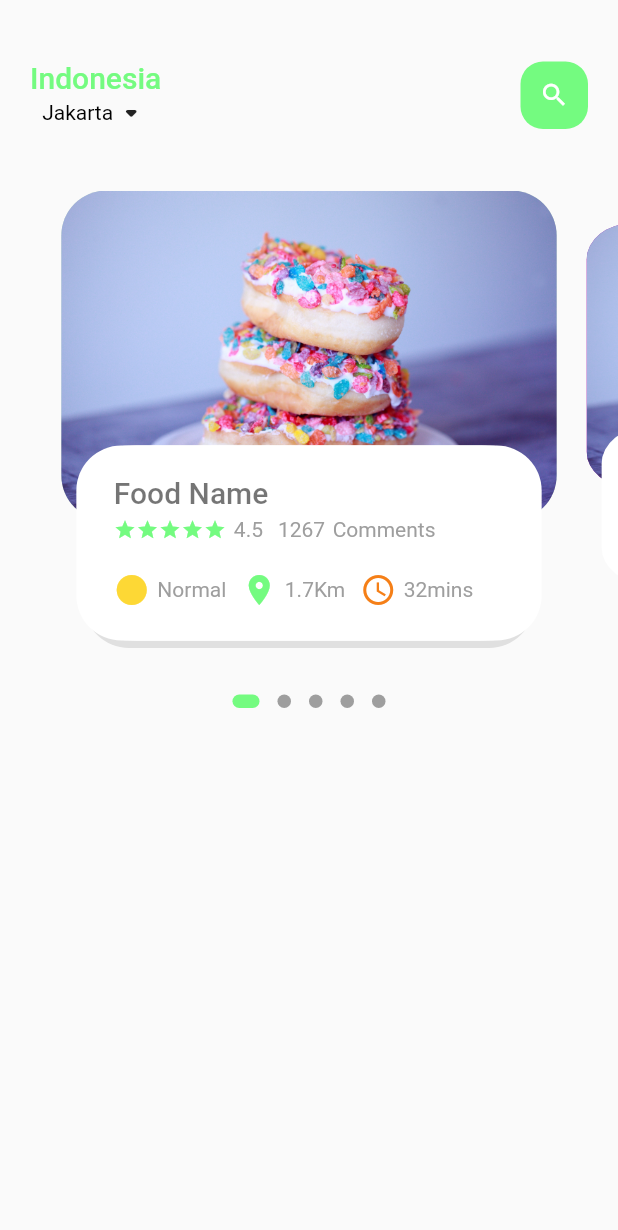
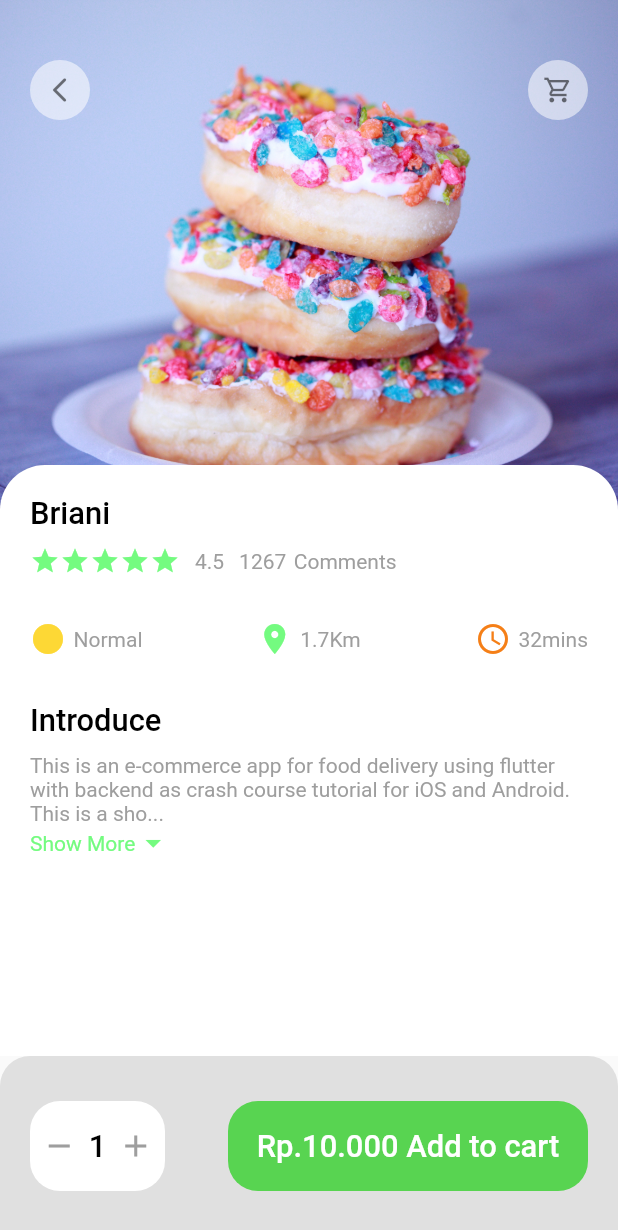
Before and after one commit to Muhammadridho100902/recipe_api, a Flutter app: the screen it shows after launch, on a phone screen of 412 x 824 dp. Shown: the top 1230 px of the screen. Run offline on Flutter 3.47's test engine with Material 2 defaults, Android fonts, the light colour scheme and no system bars; drawn by our look-alikes of dots_indicator; our stand-ins replace get.

Commit message:
Popular Food Detail

```diff
--- a/lib/main.dart
+++ b/lib/main.dart
@@ -1,5 +1,7 @@
 import 'package:flutter/material.dart';
+import 'package:get/get.dart';
 import 'package:my_recipe_api/views/Home.dart';
+import 'package:my_recipe_api/views/popularfooddetail.dart';
 
 void main() {
   runApp(const MyApp());
@@ -11,12 +13,12 @@ class MyApp extends StatelessWidget {
   // This widget is the root of your application.
   @override
   Widget build(BuildContext context) {
-    return MaterialApp(
+    return GetMaterialApp(
       title: 'Flutter Demo',
       debugShowCheckedModeBanner: false,
       theme: ThemeData(
       ),
-      home: const HomePage(),
+      home: const PopularFoodDetail(),
     );
   }
 }
--- a/lib/utilities/color.dart
+++ b/lib/utilities/color.dart
@@ -1,7 +1,7 @@
 import 'package:flutter/material.dart';
 
 class ColorData {
-  static const Color buttonColor = Color(0xff74FB80);
+  static const Color buttonColor = Color(0xff58d451);
   static const Color mainColor = Color(0xff74fb80);
   static const Color textColor = Color(0xffccc7c5);
 }
--- /dev/null
+++ b/lib/views/popularfooddetail.dart
@@ -0,0 +1,119 @@
+// ignore_for_file: prefer_const_constructors, prefer_const_literals_to_create_immutables
+
+import 'package:flutter/material.dart';
+import 'package:my_recipe_api/utilities/color.dart';
+import 'package:my_recipe_api/widgets/IconAndWidgets.dart';
+import 'package:my_recipe_api/widgets/appColumn.dart';
+import 'package:my_recipe_api/widgets/appIcon.dart';
+import 'package:my_recipe_api/widgets/bigText.dart';
+import 'package:my_recipe_api/widgets/smallText.dart';
+
+class PopularFoodDetail extends StatelessWidget {
+  const PopularFoodDetail({Key? key}) : super(key: key);
+
+  @override
+  Widget build(BuildContext context) {
+    return Scaffold(
+      body: Stack(
+        children: [
+          Positioned(
+            left: 0,
+            right: 0,
+            child: Container(
+              width: double.maxFinite,
+              height: 350,
+              decoration: BoxDecoration(
+                image: DecorationImage(
+                  fit: BoxFit.cover,
+                  image: AssetImage(
+                    "assets/img1.jpg",
+                  ),
+                ),
+              ),
+            ),
+          ),
+          Positioned(
+            top: 40,
+            left: 20,
+            right: 20,
+            child: Row(
+              mainAxisAlignment: MainAxisAlignment.spaceBetween,
+              children: [
+                AppIcon(
+                  icon: Icons.arrow_back_ios_rounded,
+                ),
+                AppIcon(
+                  icon: Icons.shopping_cart_outlined,
+                ),
+              ],
+            ),
+          ),
+          Positioned(
+            left: 0,
+            right: 0,
+            top: 310,
+            child: Container(
+              height: MediaQuery.of(context).size.height,
+              padding: EdgeInsets.only(
+                left: 20,
+                right: 20,
+                top: 20,
+              ),
+              decoration: BoxDecoration(
+                color: Colors.white,
+                borderRadius: BorderRadius.only(
+                    topLeft: Radius.circular(30),
+                    topRight: Radius.circular(30)),
+              ),
+              child: Column(
+                children: [
+                  AppColumn(),
+                ],
+              ),
+            ),
+          ),
+        ],
+      ),
+      bottomNavigationBar: Container(
+        height: 120,
+        padding: EdgeInsets.only(top: 30, bottom: 30, left: 20, right: 20),
+        decoration: BoxDecoration(
+          color: Colors.grey.shade300,
+          borderRadius: BorderRadius.only(
+            topLeft: Radius.circular(20),
+            topRight: Radius.circular(20),
+          ),
+        ),
+        child: Row(
+          mainAxisAlignment: MainAxisAlignment.spaceBetween,
+          children: [
+            Container(
+              height: 70,
+              width: 90,
+              decoration: BoxDecoration(
+                  borderRadius: BorderRadius.circular(20), color: Colors.white),
+              child: Row(
+                mainAxisAlignment: MainAxisAlignment.spaceEvenly,
+                children: [
+                  Icon(Icons.remove, color: Colors.grey,),
+                  BigText(text: "1", textColor: Colors.black),
+                  Icon(Icons.add, color: Colors.grey,),
+                ],
+              ),
+            ),
+            Container(
+              height: 70,
+              width: 240,
+              decoration: BoxDecoration(
+                  borderRadius: BorderRadius.circular(20),
+                  color: ColorData.buttonColor),
+              child: Center(
+                  child: BigText(
+                      text: "Rp.10.000 Add to cart", textColor: Colors.white)),
+            ),
+          ],
+        ),
+      ),
+    );
+  }
+}
--- /dev/null
+++ b/lib/widgets/appColumn.dart
@@ -0,0 +1,96 @@
+// ignore_for_file: unnecessary_const
+
+import 'package:flutter/material.dart';
+import 'package:my_recipe_api/utilities/color.dart';
+import 'package:my_recipe_api/widgets/IconAndWidgets.dart';
+import 'package:my_recipe_api/widgets/bigText.dart';
+import 'package:my_recipe_api/widgets/expandable_text_widget.dart';
+import 'package:my_recipe_api/widgets/smallText.dart';
+
+class AppColumn extends StatelessWidget {
+  const AppColumn({
+    Key? key,
+  }) : super(key: key);
+
+  @override
+  Widget build(BuildContext context) {
+    return Column(
+      crossAxisAlignment: CrossAxisAlignment.start,
+      children: [
+        const BigText(text: "Briani", textColor: Colors.black),
+        const SizedBox(
+          height: 10,
+        ),
+        Row(
+          children: [
+            Wrap(
+              children: List.generate(
+                5,
+                (index) => const Icon(
+                  Icons.star,
+                  color: ColorData.mainColor,
+                  size: 20,
+                ),
+              ),
+            ),
+            const SizedBox(
+              width: 10,
+            ),
+            const SmallText(text: "4.5", textColor: Colors.grey),
+            const SizedBox(
+              width: 10,
+            ),
+            const SmallText(text: "1267", textColor: Colors.grey),
+            const SizedBox(
+              width: 5,
+            ),
+            const SmallText(text: "Comments", textColor: Colors.grey)
+          ],
+        ),
+        const SizedBox(
+          height: 30,
+        ),
+        Row(
+          mainAxisAlignment: MainAxisAlignment.spaceBetween,
+          children: [
+            IconAndWidgets(
+              iconData: Icons.circle_sharp,
+              iconColor: Colors.yellow.shade600,
+              txtColor: Colors.grey,
+              Text: 'Normal',
+            ),
+            const SizedBox(
+              width: 10,
+            ),
+            const IconAndWidgets(
+              iconData: Icons.location_on,
+              iconColor: ColorData.mainColor,
+              txtColor: Colors.grey,
+              Text: '1.7Km',
+            ),
+            const SizedBox(
+              width: 10,
+            ),
+            IconAndWidgets(
+              iconData: Icons.access_time,
+              iconColor: Colors.yellow.shade900,
+              txtColor: Colors.grey,
+              Text: '32mins',
+            ),
+          ],
+        ),
+        const SizedBox(
+          height: 30,
+        ),
+        const BigText(text: "Introduce", textColor: Colors.black),
+        const SizedBox(height: 10,),
+        const SingleChildScrollView(
+            scrollDirection: Axis.vertical,
+            child: const Expandable_Text(
+              text:
+                  'This is an e-commerce app for food delivery using flutter with backend as crash course tutorial for iOS and Android. This is a shopping app with backend of Laravel and Laravel admin panel using restful api complete CRUD operations. We also used firebase for notification. This tutorial covers complete shopping cart, placing orders, signup or registration, sign-in or login, payment.',
+            ))
+      ],
+    );
+  }
+}
--- /dev/null
+++ b/lib/widgets/appIcon.dart
@@ -0,0 +1,30 @@
+// ignore_for_file: prefer_const_constructors
+
+import 'package:flutter/material.dart';
+
+class AppIcon extends StatelessWidget {
+  final IconData icon;
+  const AppIcon({
+    Key? key,
+    required this.icon,
+  }) : super(key: key);
+
+  @override
+  Widget build(BuildContext context) {
+    return Container(
+      width: 40,
+      height: 40,
+      decoration: BoxDecoration(
+        color: Colors.white54,
+        borderRadius: BorderRadius.circular(20),
+      ),
+      child: Center(
+        child: Icon(
+          icon,
+          size: 20,
+          color: Colors.black54,
+        ),
+      ),
+    );
+  }
+}
--- a/lib/widgets/bigText.dart
+++ b/lib/widgets/bigText.dart
@@ -7,15 +7,22 @@ class BigText extends StatelessWidget {
   final String text;
   final Color textColor;
   const BigText({
-    Key? key,required this.text, required this.textColor,
+    Key? key,
+    required this.text,
+    required this.textColor,
   }) : super(key: key);
 
   @override
   Widget build(BuildContext context) {
+  double screenHeight = MediaQuery.of(context).size.height;
+  double screenWidth = MediaQuery.of(context).size.width;
+
     return Text(
-      "${text}",
-      style:
-          TextStyle(fontSize: 20, fontWeight: FontWeight.w500, color: textColor),
+      text,
+      maxLines: 1,
+      overflow: TextOverflow.ellipsis,
+      style: TextStyle(
+          fontSize: screenWidth / 20 , fontWeight: FontWeight.w500, color: textColor),
     );
   }
 }
--- /dev/null
+++ b/lib/widgets/expandable_text_widget.dart
@@ -0,0 +1,66 @@
+// ignore_for_file: camel_case_types
+
+import 'package:flutter/material.dart';
+import 'package:my_recipe_api/utilities/color.dart';
+import 'package:my_recipe_api/widgets/smallText.dart';
+
+class Expandable_Text extends StatefulWidget {
+  final String text;
+  const Expandable_Text({
+    Key? key,
+    required this.text,
+  }) : super(key: key);
+
+  @override
+  State<Expandable_Text> createState() => _Expandable_TextState();
+}
+
+class _Expandable_TextState extends State<Expandable_Text> {
+  late String firstHalf;
+  late String SecondHalf;
+
+  bool hiddenText = true;
+
+  // double textHeight = Dimension.screenHeight/5.63;
+  double textHeight = 130;
+
+  @override
+  void initState() {
+    // TODO: implement initState
+    super.initState();
+    if (widget.text.length > textHeight) {
+      firstHalf = widget.text.substring(0, textHeight.toInt());
+      SecondHalf =
+          widget.text.substring(textHeight.toInt() + 1, widget.text.length);
+    } else {
+      firstHalf = widget.text;
+      SecondHalf = "";
+    }
+  }
+
+  @override
+  Widget build(BuildContext context) {
+    return Container(
+      child: SecondHalf.isEmpty
+          ? SmallText(text: firstHalf, textColor: Colors.black)
+          : Column(
+            children: [
+              SmallText(text: hiddenText?(firstHalf + "..."):(firstHalf+SecondHalf), textColor: Colors.grey),
+              InkWell(
+                onTap: (){
+                  setState(() {
+                    hiddenText = !hiddenText;
+                  });
+                },
+                child: Row(
+                  children:  [
+                    SmallText(text: "Show More", textColor: ColorData.mainColor),
+                    Icon(hiddenText?Icons.arrow_drop_down:Icons.arrow_drop_up, color: ColorData.mainColor,)
+                  ],
+                ),
+              )
+            ],
+          ),
+    );
+  }
+}
--- a/pubspec.yaml
+++ b/pubspec.yaml
@@ -35,6 +35,7 @@ dependencies:
   # Use with the CupertinoIcons class for iOS style icons.
   cupertino_icons: ^1.0.2
   dots_indicator:
+  get:
 
 dev_dependencies:
   flutter_test:
```
Also changed, not shown: lib/utilities/dimension.dart (added, +47 -0 lines), lib/views/Home.dart (+24 -6 lines), lib/views/foodbodyPage.dart (renamed from lib/widgets/foodbodyPage.dart, +109 -1 lines), assets/minus-sign.png (added), assets/plus.png (added), pubspec.lock.
